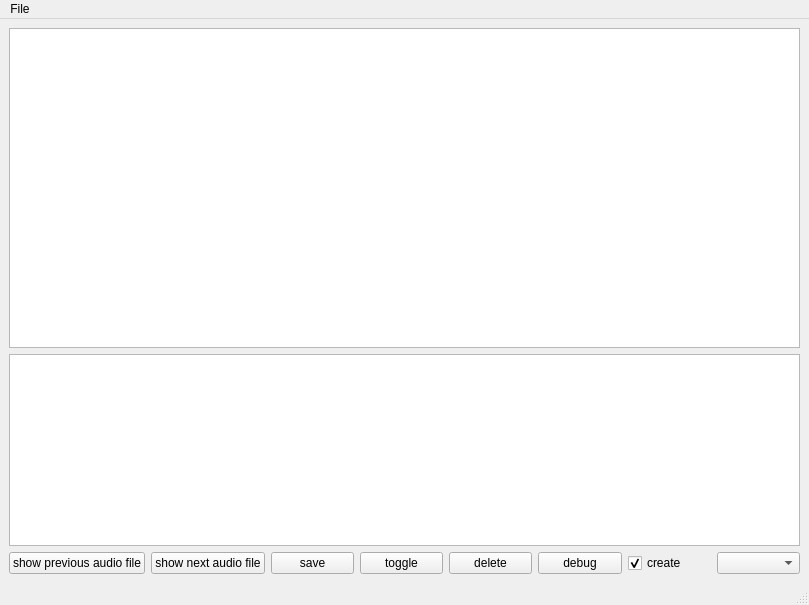
Qt form gui.ui (groakat/AudioTagger) before a commit.
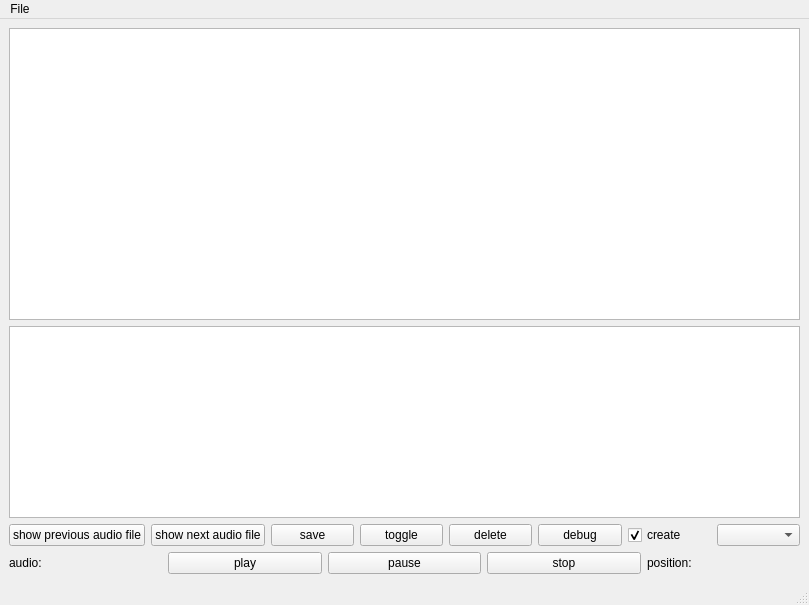
The same form after that commit.

Commit message: basic audio capabilities

```diff
--- a/gui.ui
+++ b/gui.ui
@@ -110,6 +110,75 @@
         </item>
        </layout>
       </item>
+      <item>
+       <layout class="QHBoxLayout" name="horizontalLayout_4">
+        <item>
+         <widget class="QLabel" name="lbl_audio">
+          <property name="sizePolicy">
+           <sizepolicy hsizetype="Preferred" vsizetype="Fixed">
+            <horstretch>0</horstretch>
+            <verstretch>0</verstretch>
+           </sizepolicy>
+          </property>
+          <property name="text">
+           <string>audio: </string>
+          </property>
+         </widget>
+        </item>
+        <item>
+         <widget class="QPushButton" name="pb_play">
+          <property name="sizePolicy">
+           <sizepolicy hsizetype="Minimum" vsizetype="Fixed">
+            <horstretch>0</horstretch>
+            <verstretch>0</verstretch>
+           </sizepolicy>
+          </property>
+          <property name="text">
+           <string>play</string>
+          </property>
+         </widget>
+        </item>
+        <item>
+         <widget class="QPushButton" name="pb_pause">
+          <property name="sizePolicy">
+           <sizepolicy hsizetype="Minimum" vsizetype="Fixed">
+            <horstretch>0</horstretch>
+            <verstretch>0</verstretch>
+           </sizepolicy>
+          </property>
+          <property name="text">
+           <string>pause</string>
+          </property>
+         </widget>
+        </item>
+        <item>
+         <widget class="QPushButton" name="pb_stop">
+          <property name="sizePolicy">
+           <sizepolicy hsizetype="Minimum" vsizetype="Fixed">
+            <horstretch>0</horstretch>
+            <verstretch>0</verstretch>
+           </sizepolicy>
+          </property>
+          <property name="text">
+           <string>stop</string>
+          </property>
+         </widget>
+        </item>
+        <item>
+         <widget class="QLabel" name="lbl_audio_position">
+          <property name="sizePolicy">
+           <sizepolicy hsizetype="Preferred" vsizetype="Fixed">
+            <horstretch>0</horstretch>
+            <verstretch>0</verstretch>
+           </sizepolicy>
+          </property>
+          <property name="text">
+           <string>position:</string>
+          </property>
+         </widget>
+        </item>
+       </layout>
+      </item>
      </layout>
     </item>
    </layout>
```
The commit also changes 2 other files.
